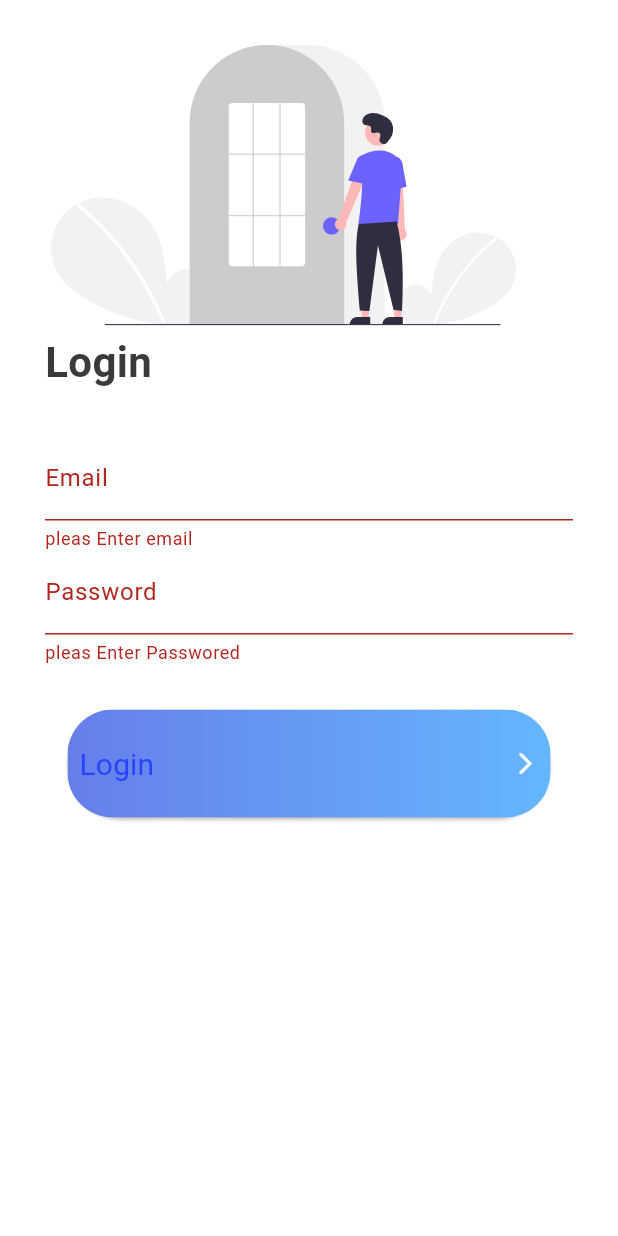
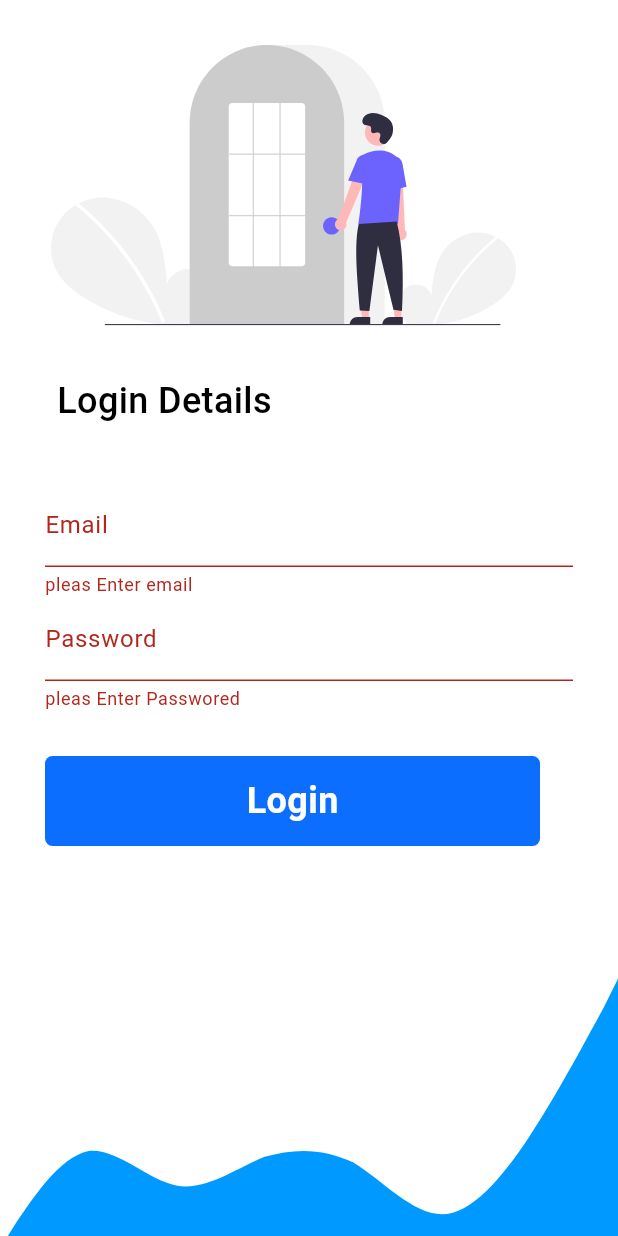
Before and after one commit to a7iiid/admin-ptma, a Flutter app: the screen it shows after launch, after a tap on "Login", on a phone screen of 412 x 824 dp. Run offline on Flutter 3.47's test engine with Material 3 defaults, Android fonts, the light colour scheme and no system bars; our stand-ins replace awesome_dialog, bloc, cloud_firestore, dio, firebase_auth, firebase_core and 8 more; missing offline and left inert: flutter_polyline_points, font_awesome_icon_class; accounts and stored records are empty; Roboto replaces fonts that are missing (Montserrat, Outfit); project files that could hold a hidden picture were left out.

Commit message:
edit log in ui

```diff
--- a/assets/lang/ar.json
+++ b/assets/lang/ar.json
@@ -64,5 +64,6 @@
     "Salary": "الراتب",
     "Please enter a salary": "من فضلك ادخل الراتب",
     "Failed to add driver": "فشل في اضافة السائق",
-    "Not have trip":"لم يقم باي رحلة"
+    "Not have trip":"لم يقم باي رحلة",
+    "Login Details":"تسجيل الدخول"
 }
--- a/assets/lang/en.json
+++ b/assets/lang/en.json
@@ -67,7 +67,9 @@
     "Salary":"Salary",
     "Please enter a salary":"Please enter a salary",
     "Failed to add driver":"Failed to add driver",
-    "Not have trip":"Not have trip"
+    "Not have trip":"Not have trip",
+    "Login Details":"Login Details"
+
 
 
 
--- a/lib/core/utils/drawer/drawer.dart
+++ b/lib/core/utils/drawer/drawer.dart
@@ -66,7 +66,7 @@ class CustomeDrawer extends StatelessWidget {
                       onTap: () async {
                         await FirebaseAuth.instance.signOut().then((value) =>
                             GoRouter.of(context)
-                                .pushReplacement(Routes.kMainScreen));
+                                .pushReplacement(Routes.kSigninScreen));
                       },
                     ),
                     Spacer(),
--- /dev/null
+++ b/lib/core/utils/shapes/login_admin_shap.dart
@@ -0,0 +1,102 @@
+import 'dart:ui' as ui;
+
+import 'package:flutter/material.dart';
+
+//Add this CustomPaint widget to the Widget Tree
+// CustomPaint(
+//     size: Size(WIDTH, (WIDTH*0.5435897435897435).toDouble()), //You can Replace [WIDTH] with your desired width for Custom Paint and height will be calculated automatically
+//     painter: RPSCustomPainter(),
+// )
+
+//Copy this CustomPainter code to the Bottom of the File
+class LoginAdminShape extends CustomPainter {
+  @override
+  void paint(Canvas canvas, Size size) {
+    Path path_0 = Path();
+    path_0.moveTo(0, size.height * 0.8034198);
+    path_0.lineTo(size.width * 0.02307692, size.height * 0.7350425);
+    path_0.cubicTo(
+        size.width * 0.04871795,
+        size.height * 0.6666651,
+        size.width * 0.09487179,
+        size.height * 0.5299151,
+        size.width * 0.1435897,
+        size.height * 0.5128208);
+    path_0.cubicTo(
+        size.width * 0.1897436,
+        size.height * 0.5042736,
+        size.width * 0.2384615,
+        size.height * 0.5982925,
+        size.width * 0.2846154,
+        size.height * 0.6153868);
+    path_0.cubicTo(
+        size.width * 0.3333333,
+        size.height * 0.6324764,
+        size.width * 0.3820513,
+        size.height * 0.5641038,
+        size.width * 0.4282051,
+        size.height * 0.5299151);
+    path_0.cubicTo(
+        size.width * 0.4769231,
+        size.height * 0.5042736,
+        size.width * 0.5230769,
+        size.height * 0.5042736,
+        size.width * 0.5717949,
+        size.height * 0.5470094);
+    path_0.cubicTo(
+        size.width * 0.6179487,
+        size.height * 0.5982925,
+        size.width * 0.6666667,
+        size.height * 0.7008538,
+        size.width * 0.7153846,
+        size.height * 0.7008538);
+    path_0.cubicTo(
+        size.width * 0.7615385,
+        size.height * 0.7008538,
+        size.width * 0.8102564,
+        size.height * 0.5982925,
+        size.width * 0.8564103,
+        size.height * 0.4700854);
+    path_0.cubicTo(
+        size.width * 0.9051282,
+        size.height * 0.3333335,
+        size.width * 0.9512821,
+        size.height * 0.1709401,
+        size.width * 0.9769231,
+        size.height * 0.08547028);
+    path_0.lineTo(size.width, 0);
+    path_0.lineTo(size.width, size.height);
+    path_0.lineTo(size.width * 0.9769231, size.height);
+    path_0.cubicTo(size.width * 0.9512821, size.height, size.width * 0.9051282,
+        size.height, size.width * 0.8564103, size.height);
+    path_0.cubicTo(size.width * 0.8102564, size.height, size.width * 0.7615385,
+        size.height, size.width * 0.7153846, size.height);
+    path_0.cubicTo(size.width * 0.6666667, size.height, size.width * 0.6179487,
+        size.height, size.width * 0.5717949, size.height);
+    path_0.cubicTo(size.width * 0.5230769, size.height, size.width * 0.4769231,
+        size.height, size.width * 0.4282051, size.height);
+    path_0.cubicTo(size.width * 0.3820513, size.height, size.width * 0.3333333,
+        size.height, size.width * 0.2846154, size.height);
+    path_0.cubicTo(size.width * 0.2384615, size.height, size.width * 0.1897436,
+        size.height, size.width * 0.1435897, size.height);
+    path_0.cubicTo(
+        size.width * 0.09487179,
+        size.height,
+        size.width * 0.04871795,
+        size.height,
+        size.width * 0.02307692,
+        size.height);
+    path_0.lineTo(0, size.height);
+    path_0.lineTo(0, size.height * 0.8034198);
+    path_0.close();
+
+    Paint paint_0_fill = Paint()..style = PaintingStyle.fill;
+    paint_0_fill.color = Color(0xff0099FF).withOpacity(1.0);
+    canvas.drawPath(path_0, paint_0_fill);
+  }
+
+  @override
+  bool shouldRepaint(covariant CustomPainter oldDelegate) {
+    return true;
+  }
+}
--- a/lib/feture/autth/presentation/view/signin.dart
+++ b/lib/feture/autth/presentation/view/signin.dart
@@ -1,3 +1,4 @@
+import 'package:admin/core/utils/shapes/login_admin_shap.dart';
 import 'package:firebase_auth/firebase_auth.dart';
 import 'package:flutter/material.dart';
 import 'package:flutter_bloc/flutter_bloc.dart';
@@ -52,7 +53,11 @@ class _SignInScreenState extends State<SignInScreen> {
       child: Scaffold(
         body: SafeArea(child: BlocBuilder<AuthAppCubit, AuthState>(
           builder: (context, state) {
-            return SingleChildScrollView(
+            return Stack(
+              clipBehavior: Clip.none,
+              children: [
+                SingleChildScrollView(
+                  physics: NeverScrollableScrollPhysics(),
                   padding: const EdgeInsets.all(30),
                   child: Column(
                     crossAxisAlignment: CrossAxisAlignment.start,
@@ -60,7 +65,22 @@ class _SignInScreenState extends State<SignInScreen> {
                       SvgPicture.asset(
                         Assets.imagesLogin,
                       ),
-                  Text("Login".tr(context), style: AppStyle.bold28blak),
+                      const SizedBox(
+                        height: 20,
+                      ),
+                      Padding(
+                        padding: const EdgeInsets.all(8.0),
+                        child: Text(
+                          'Login Details'.tr(context),
+                          style: const TextStyle(
+                            color: Colors.black,
+                            fontSize: 24,
+                            fontFamily: 'Outfit',
+                            fontWeight: FontWeight.w500,
+                            height: 0,
+                          ),
+                        ),
+                      ),
                       const SizedBox(
                         height: 33,
                       ),
@@ -79,26 +99,55 @@ class _SignInScreenState extends State<SignInScreen> {
                       const SizedBox(
                         height: 30,
                       ),
-                  CustomButton(
-                    title: 'Login'.tr(context),
-                    backgraondColor: const Color(0xFF2743FB),
-                    textStyle: AppStyle.reguler20white,
-                    iconcolor: Colors.white,
-                    function: () {
+                      GestureDetector(
+                        child: Container(
+                          width: 330,
+                          height: 60,
+                          decoration: ShapeDecoration(
+                            color: Color(0xFF0B6EFE),
+                            shape: RoundedRectangleBorder(
+                                borderRadius: BorderRadius.circular(5)),
+                          ),
+                          child: Center(
+                            child: Text(
+                              'Login'.tr(context),
+                              style: const TextStyle(
+                                color: Colors.white,
+                                fontSize: 24,
+                                fontFamily: 'Outfit',
+                                fontWeight: FontWeight.w700,
+                                height: 0,
+                              ),
+                            ),
+                          ),
+                        ),
+                        onTap: () {
                           if (key.currentState!.validate()) {
-                        AuthAppCubit.get(context).login(
-                            emailControlar.text, pasControlar.text, context);
+                            AuthAppCubit.get(context).login(emailControlar.text,
+                                pasControlar.text, context);
                           }
                         },
                       ),
                       const SizedBox(
                         height: 60,
                       ),
-                  Align(
-                      alignment: Alignment.center,
-                      child: Text('or using social '.tr(context)))
                     ],
                   ),
+                ),
+                Positioned(
+                    bottom: -MediaQuery.sizeOf(context).height *
+                        .27, // Position the CustomPaint at the bottom
+                    left: 0,
+                    right: 0,
+                    child: CustomPaint(
+                      size: Size(
+                          MediaQuery.sizeOf(context).width,
+                          (MediaQuery.sizeOf(context).width *
+                                  0.5435897435897435)
+                              .toDouble()), //You can Replace [WIDTH] with your desired width for Custom Paint and height will be calculated automatically
+                      painter: LoginAdminShape(),
+                    ))
+              ],
             );
           },
         )),
```
Also changed, not shown: lib/feture/home/presentation/view/widget/Body_Home_Screen.dart (+38 -102 lines). Lines whose indentation alone changed are shown as unchanged.
